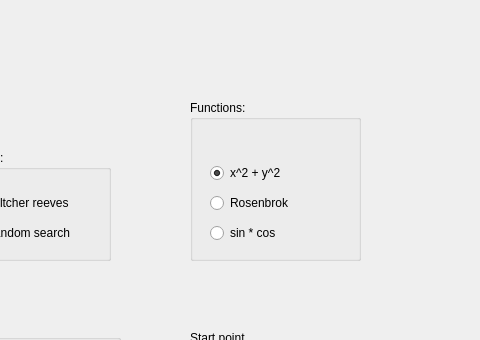
This is visual_multidim/chooseparams.ui in Herikoid/multidim_opt as Qt 5 draws it before an edit; both pictures show x 320 to 800 and y 0 to 340 of the 800 by 600 pixel window. The edited form follows.
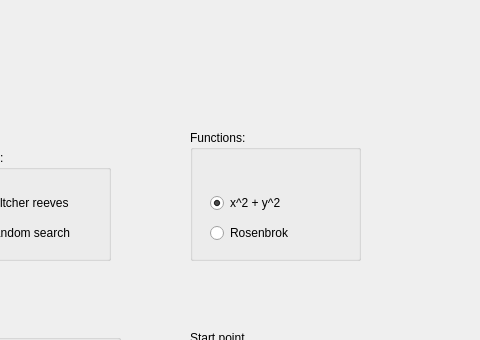
This is the edited form.

Diff of the .ui file:
```diff
--- a/visual_multidim/chooseparams.ui
+++ b/visual_multidim/chooseparams.ui
@@ -322,9 +322,9 @@
    <property name="geometry">
     <rect>
      <x>510</x>
-     <y>100</y>
+     <y>130</y>
      <width>171</width>
-     <height>161</height>
+     <height>131</height>
     </rect>
    </property>
    <property name="title">
@@ -365,22 +365,6 @@
      <string notr="true">buttonGroup_3</string>
     </attribute>
    </widget>
-   <widget class="QRadioButton" name="sincosRB">
-    <property name="geometry">
-     <rect>
-      <x>20</x>
-      <y>120</y>
-      <width>112</width>
-      <height>26</height>
-     </rect>
-    </property>
-    <property name="text">
-     <string>sin * cos</string>
-    </property>
-    <attribute name="buttonGroup">
-     <string notr="true">buttonGroup_3</string>
-    </attribute>
-   </widget>
   </widget>
  </widget>
  <resources/>
```
